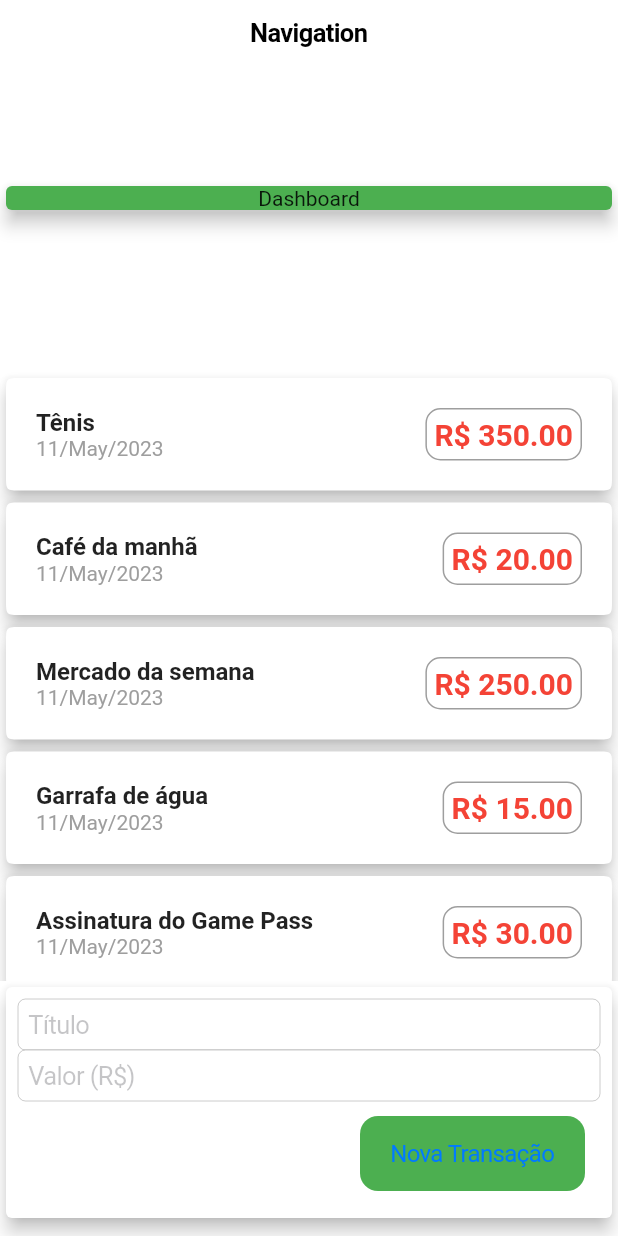
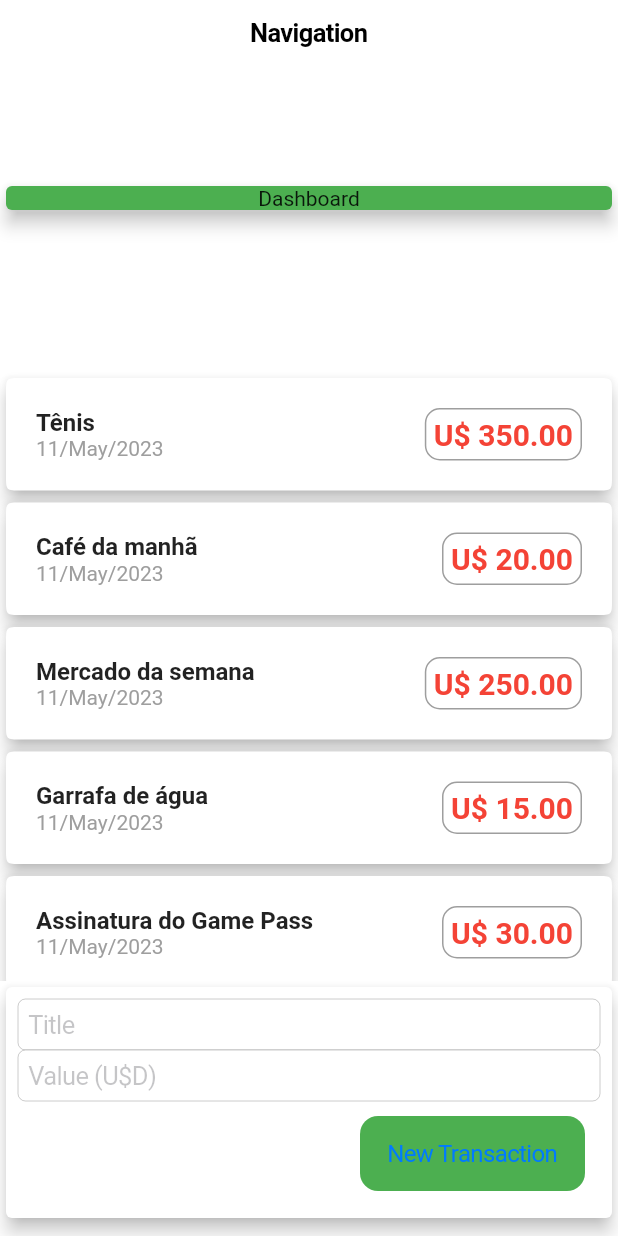
Before and after one commit to darcanj0/budgeting, a Flutter app: the screen it shows after launch, on a phone screen of 412 x 824 dp. Run offline on Flutter 3.47's test engine with Material 2 defaults, Android fonts, the phone set to English and light mode, and no system bars.

Commit message:
refactor: change create trnasaction form behavior

```diff
--- a/lib/components/cards/transaction.card.dart
+++ b/lib/components/cards/transaction.card.dart
@@ -44,7 +44,7 @@ class TransactionCard extends StatelessWidget {
                     borderRadius: const BorderRadius.all(Radius.circular(10))),
                 padding: const EdgeInsets.symmetric(horizontal: 5, vertical: 5),
                 child: Text(
-                  'R\$ ${_transaction.value.toStringAsFixed(2)}',
+                  'U\$ ${_transaction.value.toStringAsFixed(2)}',
                   style: const TextStyle(
                       fontWeight: FontWeight.bold,
                       fontSize: 20,
--- a/lib/components/forms/create-transaction.form.dart
+++ b/lib/components/forms/create-transaction.form.dart
@@ -7,10 +7,20 @@ import 'package:flutter/material.dart';
 class CreateTransactionForm extends StatelessWidget {
   CreateTransactionForm({super.key, required this.onSubmit});
 
+  final void Function(Transaction) onSubmit;
   final titleController = TextEditingController();
   final valueController = TextEditingController();
 
-  final void Function(Transaction) onSubmit;
+  void _submitForm() {
+    final Transaction newTransaction = Transaction(
+        id: Random().nextDouble().toString(),
+        title: titleController.text,
+        value: double.tryParse(valueController.text) as double,
+        date: DateTime.now());
+
+    if (newTransaction.title.isEmpty || newTransaction.value <= 0) return;
+    onSubmit(newTransaction);
+  }
 
   @override
   Widget build(BuildContext context) {
@@ -21,12 +31,16 @@ class CreateTransactionForm extends StatelessWidget {
           child: Column(
             children: [
               CupertinoTextField(
-                placeholder: 'Título',
+                placeholder: 'Title',
                 controller: titleController,
+                onSubmitted: (value) => _submitForm(),
               ),
               CupertinoTextField(
-                placeholder: 'Valor (R\$)',
+                placeholder: 'Value (U\$D)',
                 controller: valueController,
+                onSubmitted: (value) => _submitForm(),
+                keyboardType:
+                    const TextInputType.numberWithOptions(decimal: true),
               ),
               Padding(
                 padding: const EdgeInsets.all(10.0),
@@ -37,18 +51,11 @@ class CreateTransactionForm extends StatelessWidget {
                       height: 50,
                       width: 150,
                       child: CupertinoButton(
-                        onPressed: () {
-                          final Transaction newTransaction = Transaction(
-                              id: Random().nextDouble().toString(),
-                              title: titleController.text,
-                              value: double.parse(valueController.text),
-                              date: DateTime.now());
-                          onSubmit(newTransaction);
-                        },
+                        onPressed: () => _submitForm(),
                         color: Colors.green,
                         padding: const EdgeInsets.all(10),
                         child: const Text(
-                          'Nova Transação',
+                          'New Transaction',
                           style: TextStyle(fontSize: 16),
                         ),
                       ),
--- a/lib/components/users/transaction.user.dart
+++ b/lib/components/users/transaction.user.dart
@@ -28,21 +28,6 @@ class _TransactionUserState extends State<TransactionUser> {
         title: 'Assinatura do Game Pass',
         value: 30,
         date: DateTime.now()),
-    Transaction(id: 'id1', title: 'Tênis', value: 350, date: DateTime.now()),
-    Transaction(
-        id: 'id2', title: 'Café da manhã', value: 20, date: DateTime.now()),
-    Transaction(
-        id: 'id3',
-        title: 'Mercado da semana',
-        value: 250,
-        date: DateTime.now()),
-    Transaction(
-        id: 'id4', title: 'Garrafa de água', value: 15, date: DateTime.now()),
-    Transaction(
-        id: 'id5',
-        title: 'Assinatura do Game Pass',
-        value: 30,
-        date: DateTime.now())
   ];
 
   void _addTransaction(Transaction newTransaction) {
```
